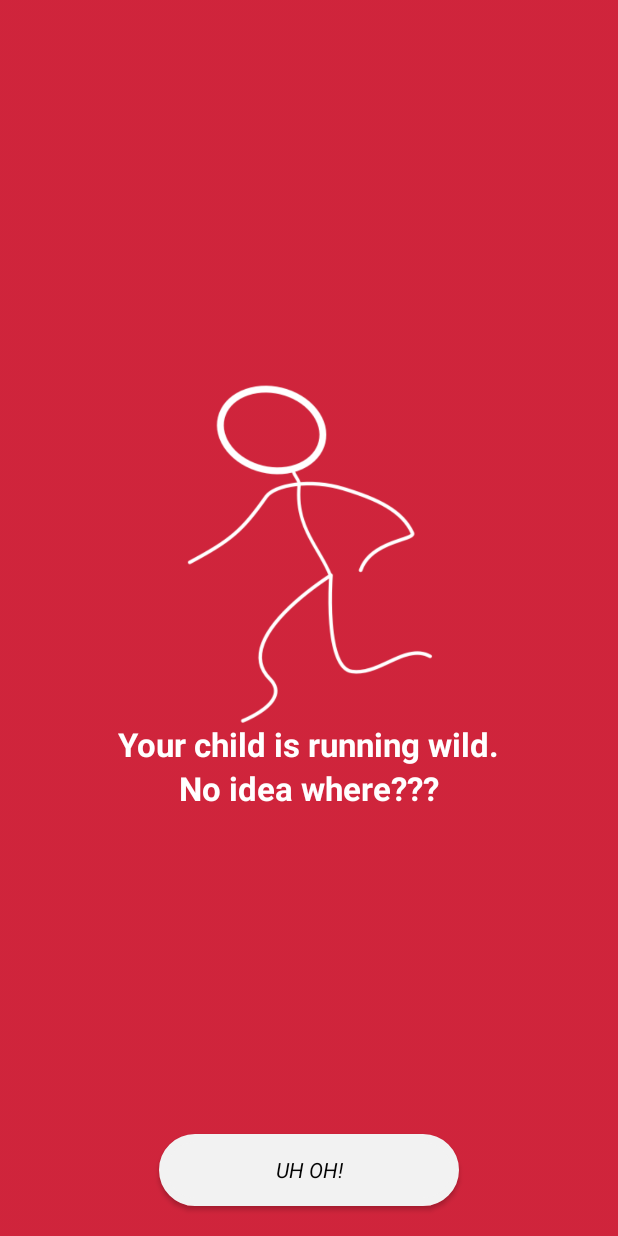
After one commit to ProjectPlayground/digitalLeashParent, an Android app: the fragment FragmentNoIdea placed in its activity, on a phone screen of 412 x 824 dp. The commit adds this screen. Run offline under Robolectric (Android 15) with nearby library versions, the phone set to English and light mode, and no system bars.

Commit message:
made minor changes

```diff
--- /dev/null
+++ b/app/src/main/java/layout/FragmentNoIdea.java
@@ -0,0 +1,24 @@
+package layout;
+
+import android.os.Bundle;
+import android.support.v4.app.Fragment;
+import android.view.LayoutInflater;
+import android.view.View;
+import android.view.ViewGroup;
+
+import com.geogehigbie.digitalleashparent.R;
+
+
+public class FragmentNoIdea extends Fragment {
+
+    @Override
+    public View onCreateView(LayoutInflater inflater, ViewGroup container,
+                             Bundle savedInstanceState) {
+        // Inflate the layout for this fragment
+        return inflater.inflate(R.layout.fragment_no_idea, container, false);
+    }
+
+
+
+
+}
--- /dev/null
+++ b/app/src/main/res/layout/fragment_no_idea.xml
@@ -0,0 +1,63 @@
+<FrameLayout xmlns:android="http://schemas.android.com/apk/res/android"
+    xmlns:tools="http://schemas.android.com/tools"
+    android:layout_width="match_parent"
+    android:layout_height="match_parent"
+    android:background="@drawable/bad_child_background"
+    tools:context="layout.FragmentNoIdea">
+
+      <RelativeLayout
+        android:layout_width="match_parent"
+        android:layout_height="match_parent">
+
+        <ImageView
+            android:layout_width="match_parent"
+            android:layout_height="match_parent"
+            android:src="@drawable/unknown_child" />
+
+          <TextView
+              android:id="@+id/dummy"
+              android:layout_width="match_parent"
+              android:layout_height="wrap_content"
+              android:layout_centerInParent="true"/>
+
+          <TextView
+              android:id="@+id/unknown1"
+              android:layout_width="wrap_content"
+              android:layout_height="wrap_content"
+              android:text="@string/unknown1"
+              android:textColor="@color/textColor"
+              android:textAppearance="?android:textAppearanceLarge"
+              android:textStyle="bold"
+              android:layout_centerHorizontal="true"
+              android:layout_below="@+id/dummy"
+              android:paddingTop="60dp"/>
+
+          <TextView
+              android:id="@+id/unknown2"
+              android:layout_width="wrap_content"
+              android:layout_height="wrap_content"
+              android:text="@string/unknown2"
+              android:textColor="@color/textColor"
+              android:textAppearance="?android:textAppearanceLarge"
+              android:textStyle="bold"
+              android:layout_centerHorizontal="true"
+              android:layout_below="@+id/unknown1"/>
+
+        <Button
+            android:id="@+id/buttonBadChild"
+            android:layout_width="200dp"
+            android:layout_height="wrap_content"
+            android:text="@string/uhoh"
+            android:layout_centerHorizontal="true"
+            android:layout_alignParentBottom="true"
+            android:textAppearance="?android:textAppearanceSmall"
+            android:textColor="@color/colorPrimaryDark"
+            android:textStyle="italic"
+            android:background="@drawable/button_rounded_gray"
+            android:layout_marginBottom="20dp"
+            android:onClick="onClickUnknownChild"
+            />
+
+    </RelativeLayout>
+
+</FrameLayout>
--- a/app/src/main/res/values/strings.xml
+++ b/app/src/main/res/values/strings.xml
@@ -12,5 +12,10 @@
     <string name="radius_hint">2</string>
     <string name="uhoh">UH OH!</string>
     <string name="woohoo">WOO HOO!</string>
+    <string name="unknown1">Your child is running wild.</string>
+    <string name="unknown2">No idea where???</string>
+
+    <!-- TODO: Remove or change this placeholder text -->
+    <string name="hello_blank_fragment">Hello blank fragment</string>
 
 </resources>
```
Also changed, not shown: app/src/main/java/com/geogehigbie/digitalleashparent/MainActivity.java (+61 -9 lines), app/src/main/res/drawable/unknown_child.png (added).
